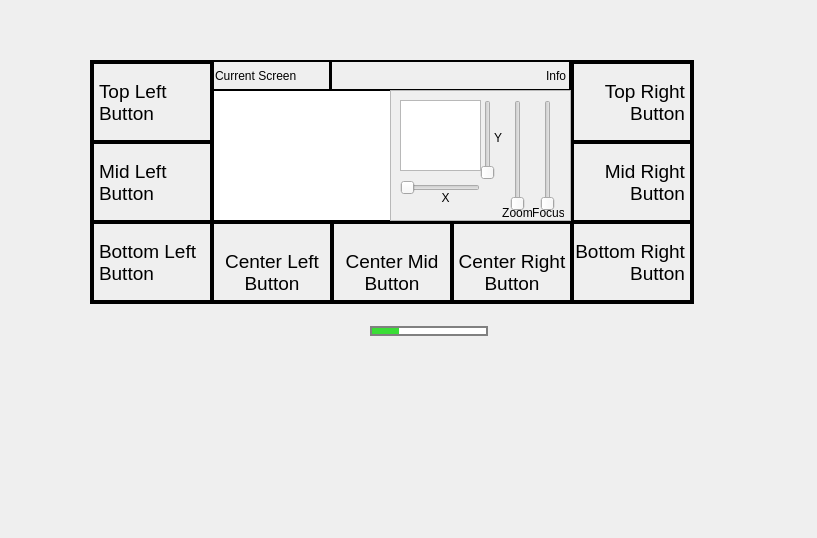
Electronics/PTZControllerUI, file MainUI.ui: the form before one commit.
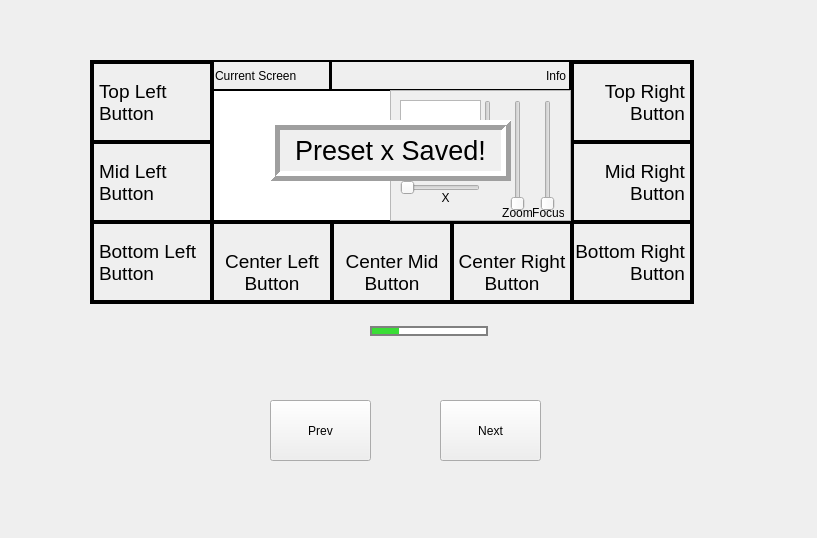
The form after the commit.

```diff
--- a/MainUI.ui
+++ b/MainUI.ui
@@ -501,6 +501,68 @@
     <bool>false</bool>
    </property>
   </widget>
+  <widget class="QLabel" name="infoPopup">
+   <property name="enabled">
+    <bool>true</bool>
+   </property>
+   <property name="geometry">
+    <rect>
+     <x>270</x>
+     <y>120</y>
+     <width>241</width>
+     <height>61</height>
+    </rect>
+   </property>
+   <property name="font">
+    <font>
+     <pointsize>20</pointsize>
+    </font>
+   </property>
+   <property name="autoFillBackground">
+    <bool>true</bool>
+   </property>
+   <property name="frameShape">
+    <enum>QFrame::Box</enum>
+   </property>
+   <property name="frameShadow">
+    <enum>QFrame::Raised</enum>
+   </property>
+   <property name="lineWidth">
+    <number>5</number>
+   </property>
+   <property name="text">
+    <string>Preset x Saved!</string>
+   </property>
+   <property name="alignment">
+    <set>Qt::AlignCenter</set>
+   </property>
+  </widget>
+  <widget class="QPushButton" name="buttonPrev">
+   <property name="geometry">
+    <rect>
+     <x>270</x>
+     <y>400</y>
+     <width>101</width>
+     <height>61</height>
+    </rect>
+   </property>
+   <property name="text">
+    <string>Prev</string>
+   </property>
+  </widget>
+  <widget class="QPushButton" name="buttonNext">
+   <property name="geometry">
+    <rect>
+     <x>440</x>
+     <y>400</y>
+     <width>101</width>
+     <height>61</height>
+    </rect>
+   </property>
+   <property name="text">
+    <string>Next</string>
+   </property>
+  </widget>
   <zorder>cameraListWidget</zorder>
   <zorder>labelTopLeft</zorder>
   <zorder>labelMidLeft</zorder>
@@ -515,6 +577,9 @@
   <zorder>labelInfo</zorder>
   <zorder>camPosFrame</zorder>
   <zorder>progressBar</zorder>
+  <zorder>infoPopup</zorder>
+  <zorder>buttonPrev</zorder>
+  <zorder>buttonNext</zorder>
  </widget>
  <resources/>
  <connections/>
```
